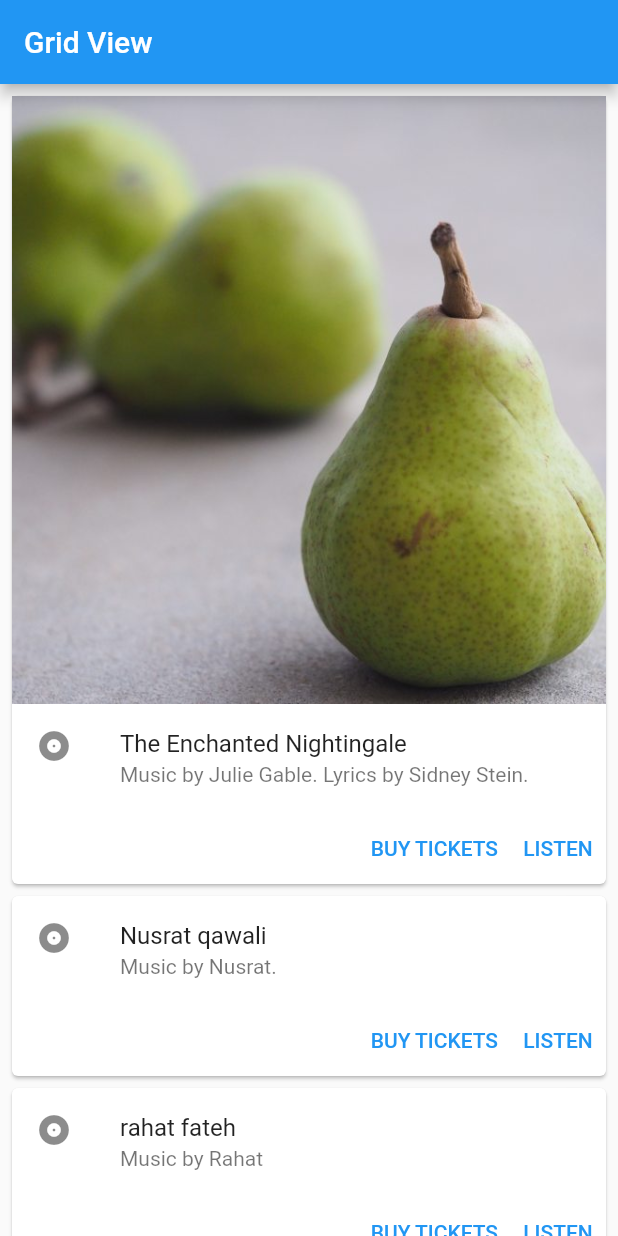
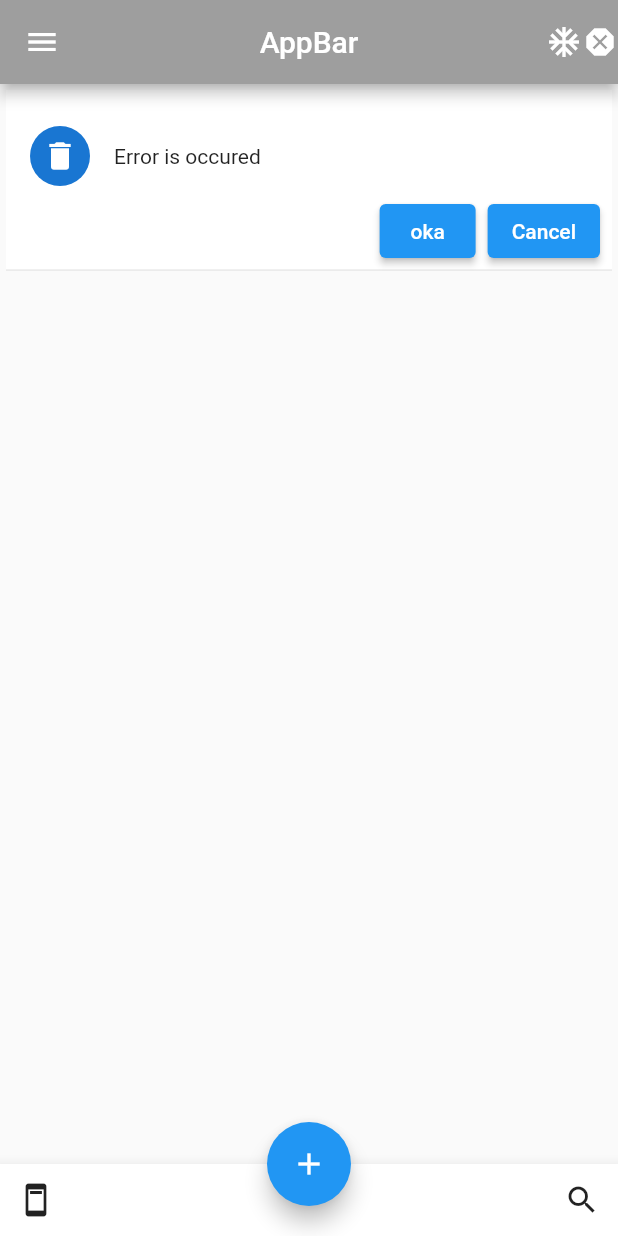
Before and after one commit to bilal1080/Cards, a Flutter app: the screen it shows after launch, on a phone screen of 412 x 824 dp. Run offline on Flutter 3.47's test engine with Material 2 defaults, Android fonts, the phone set to English and light mode, and no system bars.

Commit message:
third commit

```diff
--- /dev/null
+++ b/lib/buttomNavigation.dart
@@ -0,0 +1,51 @@
+import 'package:flutter/material.dart';
+import 'package:flutter_cards/core/constant/images.dart';
+
+class BottomNavigation extends StatefulWidget {
+  @override
+  _BottomNavigationState createState() => _BottomNavigationState();
+}
+
+class _BottomNavigationState extends State<BottomNavigation> {
+  @override
+  Widget build(BuildContext context) {
+    return Column(children: [Container(
+      // height: 500,
+      // width: 300,
+      child: Image.asset(AppImages.abc),
+
+    ),
+    Image.asset(AppImages.abcd),
+    SizedBox(height: 80,),
+    BottomNavigationBar(
+      type: BottomNavigationBarType.fixed,
+      backgroundColor: Color(0xFF6200EE),
+      selectedItemColor: Colors.white,
+      unselectedItemColor: Colors.white.withOpacity(.60),
+      selectedFontSize: 14,
+      unselectedFontSize: 14,
+      onTap: (value) {
+        // Respond to item press.
+      },
+      items: [
+        BottomNavigationBarItem(
+          title: Text('Favorites'),
+          icon: Icon(Icons.favorite),
+        ),
+        BottomNavigationBarItem(
+          title: Text('Music'),
+          icon: Icon(Icons.music_note),
+        ),
+        BottomNavigationBarItem(
+          title: Text('Places'),
+          icon: Icon(Icons.location_on),
+        ),
+        BottomNavigationBarItem(
+          title: Text('News'),
+          icon: Icon(Icons.library_books),
+        ),
+      ],
+    ),
+    ],);
+  }
+}
--- a/lib/homescreen.dart
+++ b/lib/homescreen.dart
@@ -1,6 +1,6 @@
 import 'package:flutter/material.dart';
 import 'package:flutter_cards/core/constant/images.dart';
-//import 'package:flutter_cards/core/constant/images.dart';
+
 
 class HomeScreen extends StatefulWidget {
   @override
@@ -11,178 +11,42 @@ class _HomeScreenState extends State<HomeScreen> {
   @override
   Widget build(BuildContext context) {
     return Scaffold(
+      bottomNavigationBar: BottomAppBar(
+        child: Row(
+          children: [
+            IconButton(onPressed: (){}, icon: Icon(Icons.ad_units)),
+            Spacer(),
+            IconButton(onPressed: (){}, icon: Icon(Icons.search)),
+          ],
+
+        ),),
+        floatingActionButton: FloatingActionButton(onPressed: (){},
+        child: Icon(Icons.add),),
+       floatingActionButtonLocation: FloatingActionButtonLocation.centerDocked,
         appBar: AppBar(
-          title: Text("Grid View"),
+          title: Text("AppBar"),
+          centerTitle: true,
+          leading: Icon(Icons.menu),
+          actions: [
+            Icon(Icons.ac_unit_sharp),
+            Icon(Icons.dangerous)
+          ],
+          backgroundColor: Colors.grey,
         ),
-        body: ListView(padding: EdgeInsets.all(4.0), children: <Widget>[
-          Container(
-            // height: MediaQuery.of(context).size.height * 0.19,
-            // width: MediaQuery.of(context).size.width,
-            child: Card(
-              child: Column(
-                mainAxisSize: MainAxisSize.min,
-                children: <Widget>[
-                  Image.asset(AppImages.abc),
-                  ListTile(
-                    leading: Icon(Icons.album),
-                    title: Text('The Enchanted Nightingale'),
-                    subtitle:
-                        Text('Music by Julie Gable. Lyrics by Sidney Stein.'),
-                  ),
-                  Row(
-                    mainAxisAlignment: MainAxisAlignment.end,
-                    children: <Widget>[
-                      TextButton(
-                        child: const Text('BUY TICKETS'),
-                        onPressed: () {/* ... */},
-                      ),
-                      TextButton(
-                        child: const Text('LISTEN'),
-                        onPressed: () {/* ... */},
-                      ),
-                    ],
-                  ),
-                ],
-              ),
-            ),
-          ),
-          Container(
-            // height: MediaQuery.of(context).size.height * 0.19,
-            // width: MediaQuery.of(context).size.width,
-            child: Card(
-              child: Column(
-                mainAxisSize: MainAxisSize.min,
-                children: <Widget>[
-                  const ListTile(
-                    leading: Icon(Icons.album),
-                    title: Text('Nusrat qawali'),
-                    subtitle: Text('Music by Nusrat.'),
-                  ),
-                  Row(
-                    mainAxisAlignment: MainAxisAlignment.end,
-                    children: <Widget>[
-                      TextButton(
-                        child: const Text('BUY TICKETS'),
-                        onPressed: () {/* ... */},
-                      ),
-                      TextButton(
-                        child: const Text('LISTEN'),
-                        onPressed: () {/* ... */},
-                      ),
-                    ],
-                  ),
-                ],
-              ),
-            ),
-          ),
-          Container(
-            child: Card(
-              child: Column(
-                mainAxisSize: MainAxisSize.min,
-                children: <Widget>[
-                  const ListTile(
-                    leading: Icon(Icons.album),
-                    title: Text('rahat fateh '),
-                    subtitle: Text('Music by Rahat'),
-                  ),
-                  Row(
-                    mainAxisAlignment: MainAxisAlignment.end,
-                    children: <Widget>[
-                      TextButton(
-                        child: const Text('BUY TICKETS'),
-                        onPressed: () {/* ... */},
-                      ),
-                      TextButton(
-                        child: const Text('LISTEN'),
-                        onPressed: () {/* ... */},
-                      ),
-                    ],
-                  ),
-                ],
-              ),
-            ),
-          ),
-          Container(
-            child: Card(
-              child: Column(
-                mainAxisSize: MainAxisSize.min,
-                children: <Widget>[
-                  const ListTile(
-                    leading: Icon(Icons.album),
-                    title: Text('heeelo'),
-                    subtitle: Text('Music by jee'),
-                  ),
-                  Row(
-                    mainAxisAlignment: MainAxisAlignment.end,
-                    children: <Widget>[
-                      TextButton(
-                        child: const Text('BUY TICKETS'),
-                        onPressed: () {/* ... */},
-                      ),
-                      TextButton(
-                        child: const Text('LISTEN'),
-                        onPressed: () {/* ... */},
-                      ),
-                    ],
-                  ),
-                ],
-              ),
-            ),
-          ),
-          Container(
-            child: Card(
-              child: Column(
-                mainAxisSize: MainAxisSize.min,
-                children: <Widget>[
-                  const ListTile(
-                    leading: Icon(Icons.album),
-                    title: Text('Ali zafar '),
-                    subtitle: Text('Musis by zafar'),
-                  ),
-                  Row(
-                    mainAxisAlignment: MainAxisAlignment.end,
-                    children: <Widget>[
-                      TextButton(
-                        child: const Text('BUY TICKETS'),
-                        onPressed: () {/* ... */},
-                      ),
-                      TextButton(
-                        child: const Text('LISTEN'),
-                        onPressed: () {/* ... */},
-                      ),
-                    ],
-                  ),
-                ],
-              ),
-            ),
-          ),
-          Container(
-            child: Card(
-              child: Column(
-                mainAxisSize: MainAxisSize.min,
-                children: <Widget>[
-                  const ListTile(
-                    leading: Icon(Icons.album),
-                    title: Text('rahat Indori'),
-                    subtitle: Text('Music by rahat'),
-                  ),
-                  Row(
-                    mainAxisAlignment: MainAxisAlignment.end,
-                    children: <Widget>[
-                      TextButton(
-                        child: const Text('BUY TICKETS'),
-                        onPressed: () {/* ... */},
-                      ),
-                      TextButton(
-                        child: const Text('LISTEN'),
-                        onPressed: () {/* ... */},
-                      ),
-                    ],
-                  ),
-                ],
-              ),
-            ),
-          ),
+        body: ListView(padding: EdgeInsets.all(4.0),
+        children: <Widget>[
+         MaterialBanner(
+           content: Text("Error is occured") ,
+           leading: CircleAvatar(child: Icon(Icons.delete),),
+           actions: [
+             ElevatedButton(onPressed: (){},
+             child: Text("oka")),
+             ElevatedButton(onPressed: (){},
+             child: Text("Cancel"),
+             )
+
+           ])
+
         ]
         )
         );
--- a/lib/main.dart
+++ b/lib/main.dart
@@ -1,5 +1,7 @@
 import 'package:flutter/material.dart';
+import 'package:flutter_cards/buttomNavigation.dart';
 import 'package:flutter_cards/homescreen.dart';
+//import 'package:flutter_cards/homescreen.dart';
 void main() {
   runApp(MyApp());
 }
```
